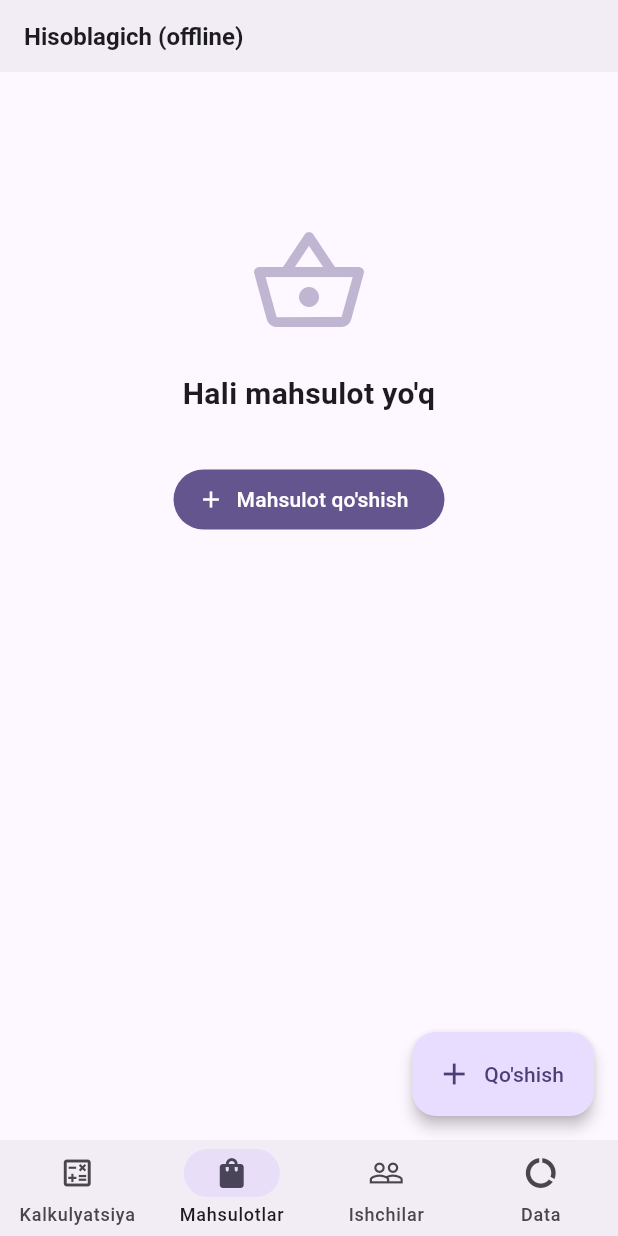
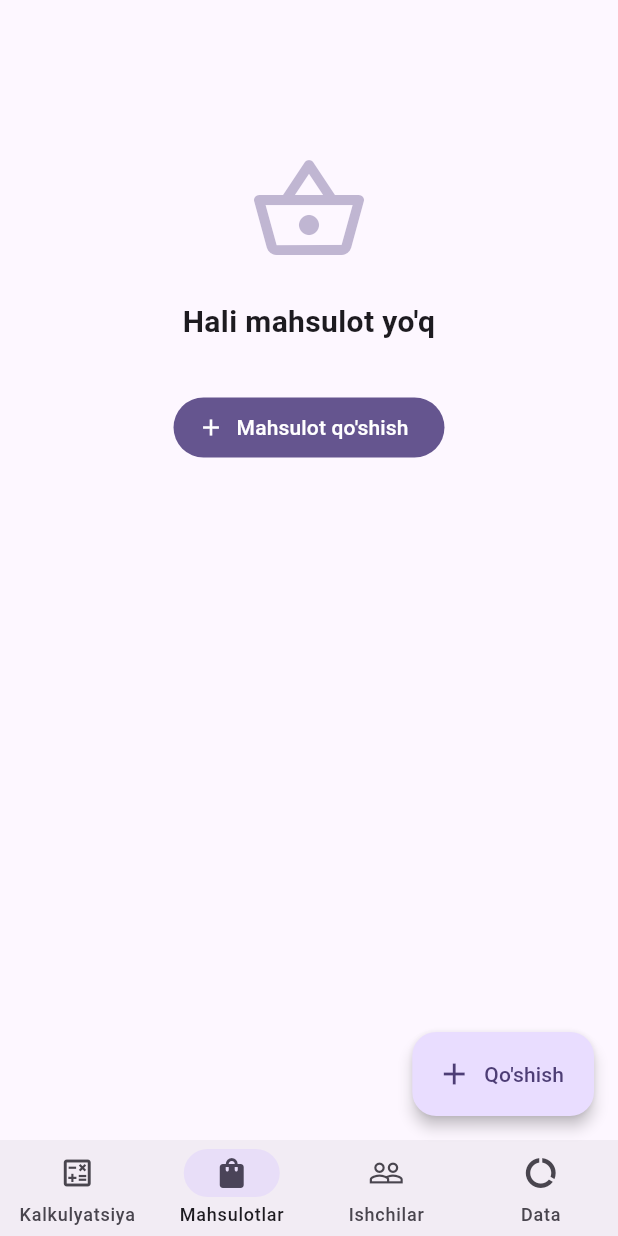
Before and after one commit to WIKKIwk/calculator_mobile, a Flutter app: the screen it shows after launch, item 2 of the bottom bar chosen, on a phone screen of 412 x 824 dp. Run offline on Flutter 3.47's test engine with Material 3 defaults, Android fonts, the phone set to English and light mode, and no system bars; our stand-ins replace device_preview, file_picker, flutter_secure_storage, graphql_flutter, hive_ce, share_plus; missing offline and left inert: cryptography; accounts and stored records are empty.

Commit message:
fix(mobile_offline): AppBar dan Hisoblagich (offline) olib tashlandi; nom faqat Hisoblagich
- Kalkulyatsiya/Mahsulotlar: AppBar yo'q
- Data: faqat zaxira/jurnal tugmalari
- MaterialApp, Linux oyna, Android/iOS/web nomlari

Made-with: Cursor

```diff
--- a/mobile_offline/lib/main.dart
+++ b/mobile_offline/lib/main.dart
@@ -38,7 +38,7 @@ class CalculatorOfflineApp extends StatelessWidget {
   @override
   Widget build(BuildContext context) {
     return MaterialApp(
-      title: 'Hisoblagich (offline)',
+      title: 'Hisoblagich',
       debugShowCheckedModeBanner: false,
       theme: AppTheme.light,
       darkTheme: AppTheme.dark,
--- a/mobile_offline/lib/screens/home_screen.dart
+++ b/mobile_offline/lib/screens/home_screen.dart
@@ -66,11 +66,12 @@ class _HomeScreenState extends State<HomeScreen> {
       backgroundColor: colorScheme.surface,
       appBar: _currentIndex == 2
           ? null
-          : AppBar(
+          : _currentIndex == 3
+              ? AppBar(
                   toolbarHeight: 48,
                   backgroundColor: colorScheme.surfaceContainer,
-              actions: _currentIndex == 3
-                  ? [
+                  title: const SizedBox.shrink(),
+                  actions: [
                     IconButton(
                       tooltip: 'Zaxira va xavfsizlik',
                       icon: const Icon(Icons.enhanced_encryption_outlined),
@@ -93,17 +94,9 @@ class _HomeScreenState extends State<HomeScreen> {
                         );
                       },
                     ),
-                    ]
+                  ],
+                )
               : null,
-              title: Text(
-                'Hisoblagich (offline)',
-                style: TextStyle(
-                  color: colorScheme.onSurface,
-                  fontWeight: FontWeight.w700,
-                  fontSize: 16,
-                ),
-              ),
-            ),
       floatingActionButton: fab,
       floatingActionButtonLocation: FloatingActionButtonLocation.endFloat,
       bottomNavigationBar: useSideNav
```
Also changed, not shown: 5 other files. Lines whose indentation alone changed are shown as unchanged.
